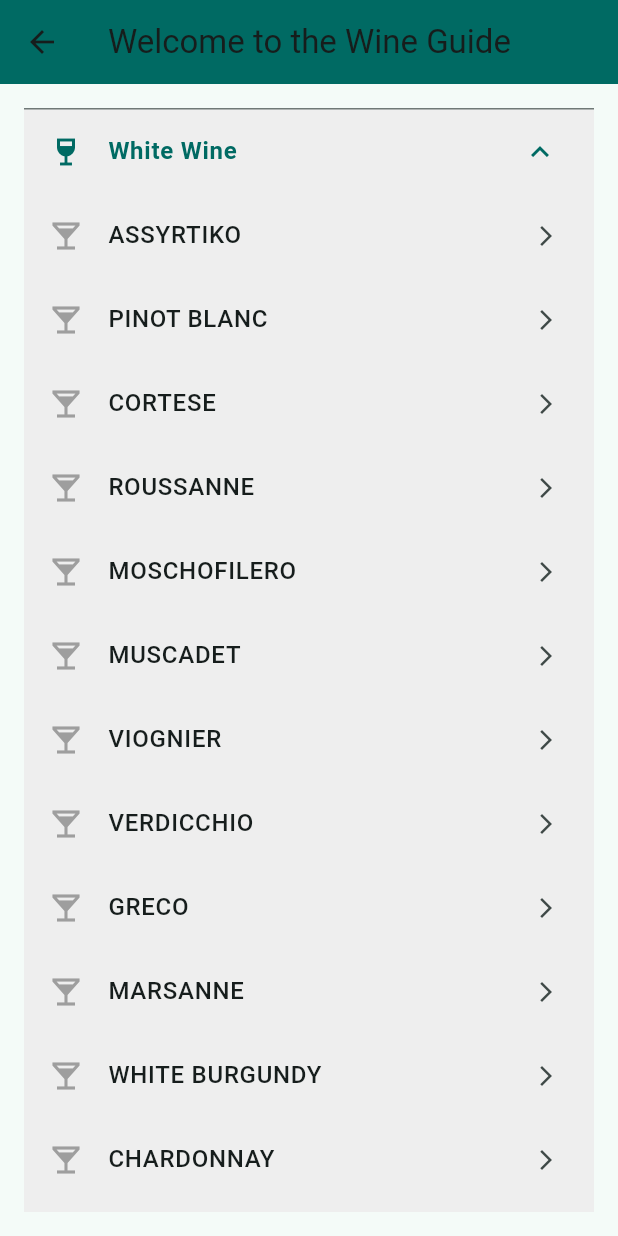
After one commit to SukollapatPis/mealmate, a Flutter app: the WinePage screen opened directly, after a tap on "White Wine", on a phone screen of 412 x 824 dp. The commit adds this screen. Run offline on Flutter 3.47's test engine with Material 3 defaults, Android fonts, the phone set to English and light mode, and no system bars; our stand-ins replace dio; network calls fail.

Commit message:
เพิ่มฟีเจอร์จับคู่ไวน์ - เพิ่ม API สำหรับสูตรอาหารและไวน์ (recipe_api.dart, wine_api.dart) - สร้างโมเดลการจับคู่ไวน์พร้อมระบบแปลงข้อมูล (wine_pairing_model.dart, .g.dart) - อัปเดตไฟล์หลักของแอป

```diff
--- /dev/null
+++ b/lib/api/wine_api.dart
@@ -0,0 +1,17 @@
+import 'package:dio/dio.dart';
+import 'package:mealmate/models/wine_pairing_model.dart'; // อย่าลืมนำเข้าโมเดลที่คุณสร้าง
+
+class WineApi {
+  final dio = Dio();
+
+  Future<WinePairingModel> getDishPairingsForWine(String wine) async {
+    var uri = Uri.https('api.spoonacular.com', '/food/wine/dishes', {
+      'apiKey': '6de5a090dd2c4b2795f798d66fc5d774', // ใช้ API Key ของคุณ
+      'wine': wine,
+    });
+
+    // เรียก API และแปลง JSON เป็น Model
+    final response = await dio.get(uri.toString());
+    return WinePairingModel.fromJson(response.data);
+  }
+}
--- a/lib/main.dart
+++ b/lib/main.dart
@@ -30,7 +30,7 @@ class MyApp extends StatelessWidget {
         //
         // This works for code too, not just values: Most code changes can be
         // tested with just a hot reload.
-        colorScheme: ColorScheme.fromSeed(seedColor: const Color.fromARGB(255, 2, 73, 101)),
+        colorScheme: ColorScheme.fromSeed(seedColor: const Color.fromARGB(255, 44, 116, 109)),
         useMaterial3: true,
       ),
       home: HomePage(),
--- a/lib/pages/search_input_page.dart
+++ b/lib/pages/search_input_page.dart
@@ -11,6 +11,7 @@ class _SearchInputPageState extends State<SearchInputPage> {
   String selectedDishType = "All";
 
   final List<String> cuisines = [
+    "All",  // เพิ่มตัวเลือก All
     "African",
     "Asian",
     "American",
--- /dev/null
+++ b/lib/pages/wine_page.dart
@@ -0,0 +1,179 @@
+import 'package:flutter/material.dart';
+import 'package:mealmate/pages/wine_pairing_page.dart';
+
+class WinePage extends StatelessWidget {
+  final Map<String, List<String>> wineCategories = {
+    "White Wine": [
+      "assyrtiko",
+      "pinot_blanc",
+      "cortese",
+      "roussanne",
+      "moschofilero",
+      "muscadet",
+      "viognier",
+      "verdicchio",
+      "greco",
+      "marsanne",
+      "white_burgundy",
+      "chardonnay",
+      "gruener_veltliner",
+      "trebbiano",
+      "sauvignon_blanc",
+      "catarratto",
+      "albarino",
+      "arneis",
+      "verdejo",
+      "vermentino",
+      "soave",
+      "pinot_grigio",
+      "dry_riesling",
+      "torrontes",
+      "mueller_thurgau",
+      "grechetto",
+      "gewurztraminer",
+      "chenin_blanc",
+      "white_bordeaux",
+      "semillon",
+      "riesling",
+      "sauternes",
+      "sylvaner",
+      "lillet_blanc",
+    ],
+    "Red Wine": [
+      "petite_sirah",
+      "zweigelt",
+      "baco_noir",
+      "bonarda",
+      "cabernet_franc",
+      "bairrada",
+      "barbera_wine",
+      "primitivo",
+      "pinot_noir",
+      "nebbiolo",
+      "dolcetto",
+      "tannat",
+      "negroamaro",
+      "red_burgundy",
+      "corvina",
+      "rioja",
+      "cotes_du_rhone",
+      "grenache",
+      "malbec",
+      "zinfandel",
+      "sangiovese",
+      "carignan",
+      "carmenere",
+      "cesanese",
+      "cabernet_sauvignon",
+      "aglianico",
+      "tempranillo",
+      "shiraz",
+      "mourvedre",
+      "merlot",
+      "nero_d_avola",
+    ],
+    "Dessert Wine": [
+      "pedro_ximenez",
+      "moscato",
+      "late_harvest",
+      "ice_wine",
+      "white_port",
+      "lambrusco_dolce",
+      "madeira",
+      "banyuls",
+      "vin_santo",
+      "port",
+    ],
+    "Sparkling Wine": [
+      "cava",
+      "cremant",
+      "champagne",
+      "prosecco",
+      "spumante",
+      "sparkling_rose",
+    ],
+  };
+
+  @override
+  Widget build(BuildContext context) {
+    final colorScheme = Theme.of(context).colorScheme;
+    return Scaffold(
+      appBar: AppBar(
+        title: const Text('Welcome to the Wine Guide'),
+        backgroundColor: colorScheme.primary,
+      ),
+      body: Padding(
+        padding: const EdgeInsets.all(16.0),
+        child: ListView.builder(
+          itemCount: wineCategories.keys.length,
+          itemBuilder: (context, index) {
+            String category = wineCategories.keys.elementAt(index);
+            List<String> wines = wineCategories[category]!;
+            IconData categoryIcon;
+
+            // กำหนดไอคอนตามหมวดหมู่
+            switch (category) {
+              case "White Wine":
+                categoryIcon = Icons.wine_bar;
+                break;
+              case "Red Wine":
+                categoryIcon = Icons.local_drink;
+                break;
+              case "Dessert Wine":
+                categoryIcon = Icons.cake;
+                break;
+              case "Sparkling Wine":
+                categoryIcon = Icons.bubble_chart;
+                break;
+              default:
+                categoryIcon = Icons.local_drink;
+            }
+
+            return Column(
+              children: [
+                ExpansionTile(
+                  leading: Icon(categoryIcon, color: colorScheme.primary),
+                  title: Text(
+                    category,
+                    style: TextStyle(
+                      fontWeight: FontWeight.bold,
+                      color: colorScheme.primary,
+                    ),
+                  ),
+                  backgroundColor: Colors.grey[200],
+                  collapsedBackgroundColor: Colors.grey[300],
+                  children: wines.map((wine) {
+                    return ListTile(
+                      title: Text(
+                        wine.replaceAll('_', ' ').toUpperCase(),
+                        style: const TextStyle(
+                          fontWeight: FontWeight.w500,
+                          fontSize: 16,
+                        ),
+                      ),
+                      leading: const Icon(Icons.local_bar, color: Colors.grey),
+                      trailing: const Icon(Icons.arrow_forward_ios, size: 16),
+                      onTap: () {
+                        Navigator.push(
+                          context,
+                          MaterialPageRoute(
+                            builder: (context) => WinePairingPage(wineName: wine),
+                          ),
+                        );
+                      },
+                    );
+                  }).toList(),
+                ),
+                const Divider(
+                  height: 1,
+                  thickness: 1,
+                  color: Colors.grey,
+                ),
+              ],
+            );
+          },
+        ),
+      ),
+    );
+  }
+}
```
Also changed, not shown: lib/api/recipe_api.dart (+15 -7 lines), lib/models/wine_pairing_model.dart (added, +20 -0 lines), lib/pages/home_page.dart (+30 -2 lines), lib/pages/not_found_page.dart (added, +68 -0 lines), lib/pages/restaurant_page.dart (added, +22 -0 lines), lib/pages/wine_not_pairing_page.dart (added, +69 -0 lines), lib/pages/wine_pairing_page.dart (added, +85 -0 lines), lib/models/wine_pairing_model.g.dart (added).
